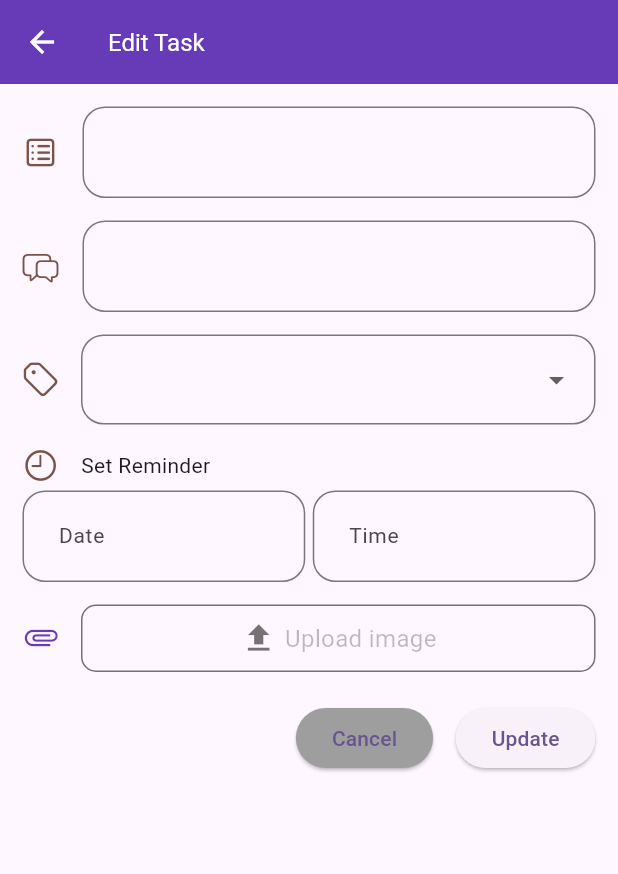
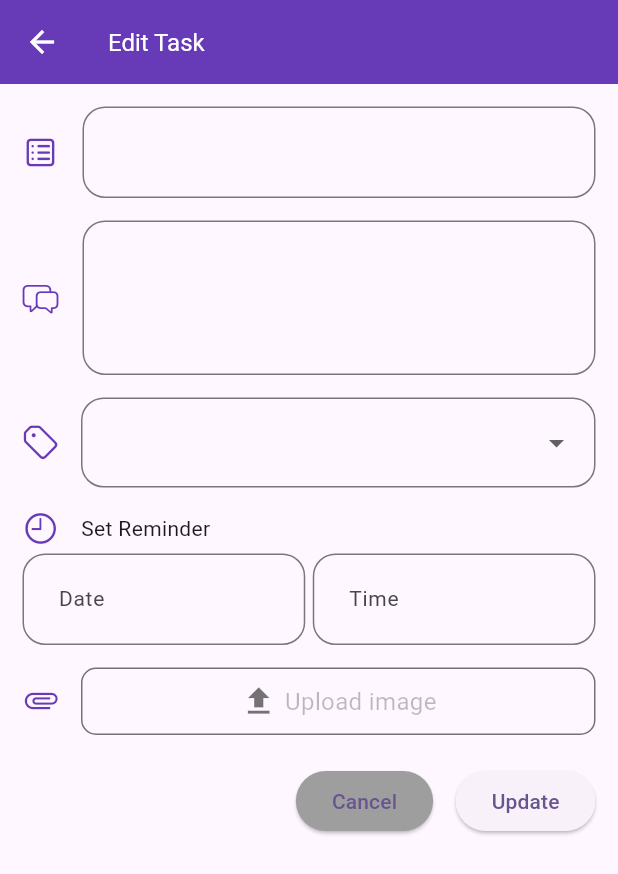
Before and after one commit to vinayd25/todo_app, a Flutter app: the UpdateTask screen opened directly with empty values, on a phone screen of 412 x 824 dp. Shown: the top 874 px of the screen. Run offline on Flutter 3.47's test engine with Material 2 defaults, Android fonts, the phone set to English and light mode, and no system bars; our stand-ins replace cloud_firestore, dropdown_button2, firebase_core, firebase_storage, flutter_local_notifications, image_picker and 2 more; accounts and stored records are empty.

Commit message:
Minor changes

```diff
--- a/lib/widgets/add_task.dart
+++ b/lib/widgets/add_task.dart
@@ -75,7 +75,7 @@ class _AddTaskState extends State<AddTask> {
                     TextFormField(
                       controller: taskDescController,
                       keyboardType: TextInputType.multiline,
-                      maxLines: null,
+                      maxLines: 3,
                       style: const TextStyle(fontSize: 14),
                       decoration: InputDecoration(
                         contentPadding: const EdgeInsets.symmetric(
--- a/lib/widgets/update_task.dart
+++ b/lib/widgets/update_task.dart
@@ -62,7 +62,8 @@ class _UpdateTaskState extends State<UpdateTask> {
               Navigator.pop(context);
             }, icon: const Icon(Icons.arrow_back, color: AppColors.whiteColor)),
       ),
-      body: Container(
+      body: SingleChildScrollView(
+        child: Container(
           padding: const EdgeInsets.symmetric(horizontal: 15, vertical: 15),
           child: Column(
             children: [
@@ -77,7 +78,7 @@ class _UpdateTaskState extends State<UpdateTask> {
                           horizontal: 20,
                           vertical: 20,
                         ),
-                      icon: const Icon(CupertinoIcons.square_list, color: Colors.brown),
+                        icon: const Icon(CupertinoIcons.square_list, color: AppColors.primaryColor),
                         border: OutlineInputBorder(
                           borderRadius: BorderRadius.circular(15),
                         ),
@@ -87,14 +88,14 @@ class _UpdateTaskState extends State<UpdateTask> {
                     TextFormField(
                       controller: taskDescController,
                       keyboardType: TextInputType.multiline,
-                    maxLines: null,
+                      maxLines: 3,
                       style: const TextStyle(fontSize: 14),
                       decoration: InputDecoration(
                         contentPadding: const EdgeInsets.symmetric(
                           horizontal: 20,
                           vertical: 20,
                         ),
-                      icon: const Icon(CupertinoIcons.bubble_left_bubble_right, color: Colors.brown),
+                        icon: const Icon(CupertinoIcons.bubble_left_bubble_right, color: AppColors.primaryColor),
                         border: OutlineInputBorder(
                           borderRadius: BorderRadius.circular(15),
                         ),
@@ -103,7 +104,7 @@ class _UpdateTaskState extends State<UpdateTask> {
                     const SizedBox(height: 15),
                     Row(
                       children: <Widget>[
-                      const Icon(CupertinoIcons.tag, color: Colors.brown),
+                        const Icon(CupertinoIcons.tag, color: AppColors.primaryColor),
                         const SizedBox(width: 15.0),
                         Expanded(
                           child: DropdownButtonFormField2(
@@ -146,7 +147,7 @@ class _UpdateTaskState extends State<UpdateTask> {
                     const SizedBox(height: 15),
                     const Row(
                       children: [
-                      Icon(CupertinoIcons.clock, color: Colors.brown),
+                        Icon(CupertinoIcons.clock, color: AppColors.primaryColor),
                         SizedBox(width: 15.0),
                         Text("Set Reminder", style: TextStyle(fontWeight: FontWeight.w400, fontSize: 14))
                       ],
@@ -334,6 +335,7 @@ class _UpdateTaskState extends State<UpdateTask> {
             ],
           ),
         ),
+      ),
     );
 
   }
```
Also changed, not shown: lib/widgets/task_item.dart (+9 -2 lines). Lines whose indentation alone changed are shown as unchanged.
